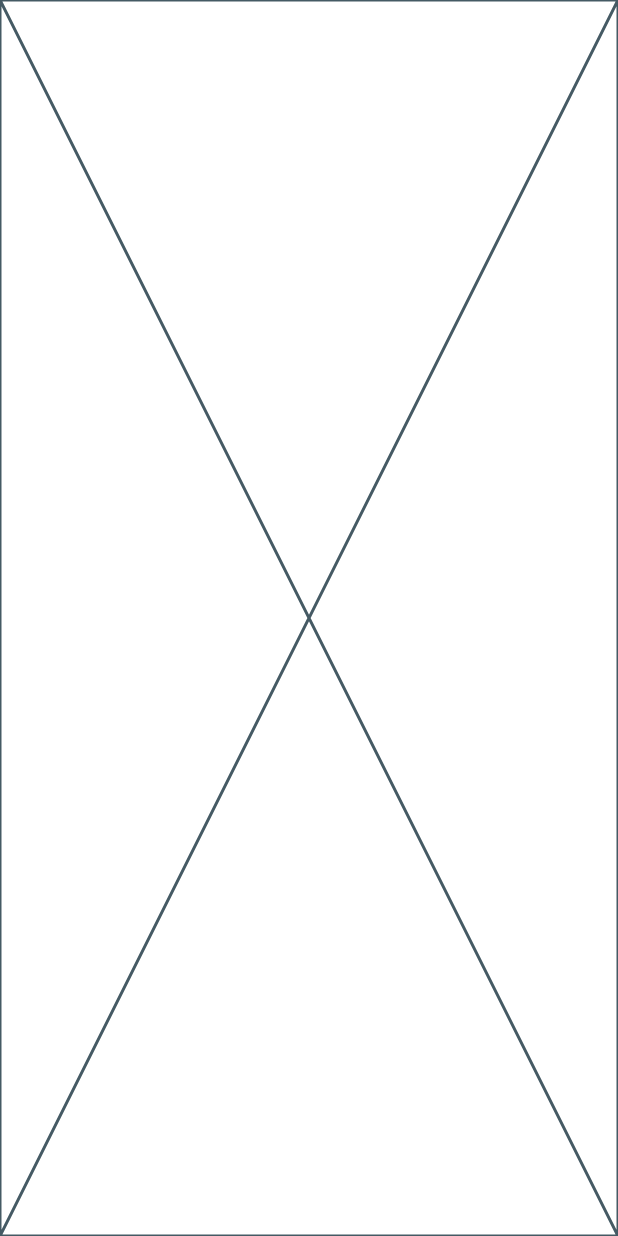
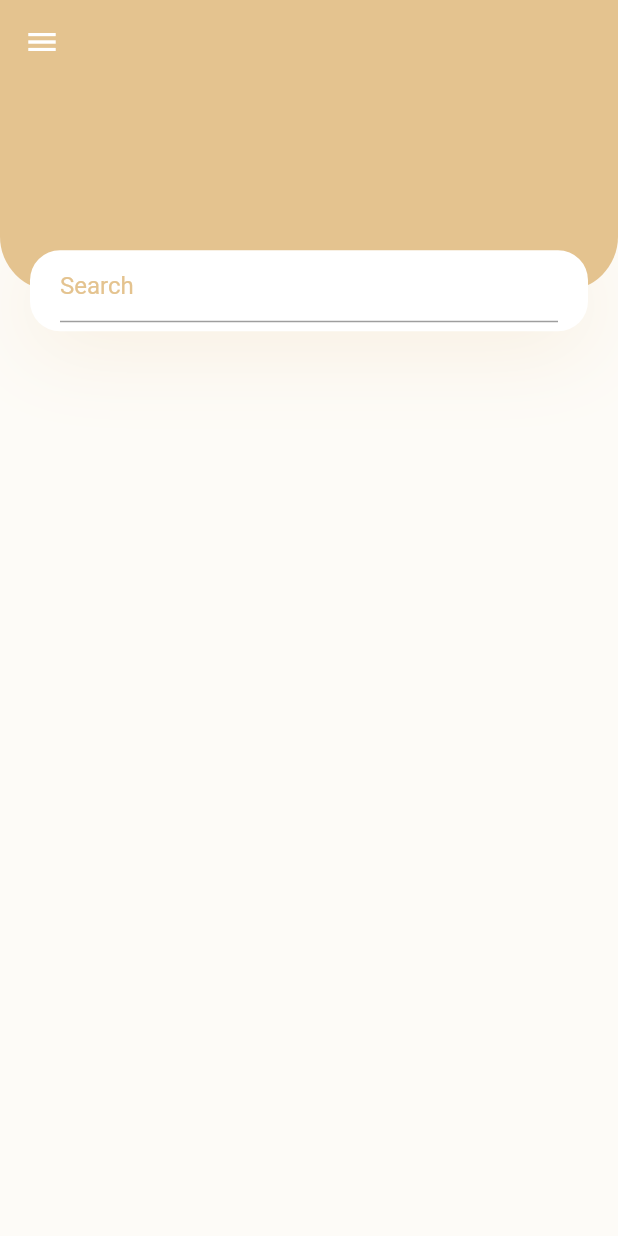
Before and after one commit to Kang-IJ/personal-flutter-project, a Flutter app: the screen it shows after launch, on a phone screen of 412 x 824 dp. Run offline on Flutter 3.47's test engine with Material 2 defaults, Android fonts, the phone set to English and light mode, and no system bars.

Commit message:
feat: add appbar and body

```diff
--- /dev/null
+++ b/lib/components/body.dart
@@ -0,0 +1,59 @@
+import 'package:flutter/material.dart';
+import 'package:shopping_mall/constants.dart';
+
+class Body extends StatelessWidget {
+  @override
+  Widget build(BuildContext context) {
+    Size size = MediaQuery.of(context).size;
+    return Column(
+      children: <Widget>[
+        Container(
+          height: size.height * 0.2,
+          child: Stack(
+            children: <Widget>[
+              Container(
+                height: size.height * 0.2 - 27,
+                decoration: BoxDecoration(
+                  color: PrimaryColor,
+                  borderRadius: BorderRadius.only(
+                    bottomLeft: Radius.circular(36),
+                    bottomRight: Radius.circular(36),
+                  ),
+                ),
+              ),
+              Positioned(
+                bottom: 0,
+                left: 0,
+                right: 0,
+                child: Container(
+                  margin: EdgeInsets.symmetric(horizontal: DefaultPadding),
+                  padding: EdgeInsets.symmetric(horizontal: DefaultPadding),
+                  height: 54,
+                  decoration: BoxDecoration(
+                    color: Colors.white,
+                    borderRadius: BorderRadius.circular(20),
+                    boxShadow: [
+                      BoxShadow(
+                        offset: Offset(0, 10),
+                        blurRadius: 50,
+                        color: PrimaryColor.withOpacity(0.23),
+                      ),
+                    ],
+                  ),
+                  child: TextField(
+                    decoration: InputDecoration(
+                      hintText: "Search",
+                      hintStyle: TextStyle(
+                        color: PrimaryColor.withAlpha(255),
+                      ),
+                    ),
+                  ),
+                ),
+              ),
+            ],
+          ),
+        ),
+      ],
+    );
+  }
+}
--- /dev/null
+++ b/lib/constants.dart
@@ -0,0 +1,7 @@
+import 'package:flutter/material.dart';
+
+const PrimaryColor = Color(0xFFe4c38f);
+const TextColor = Color(0xFF303338);
+const BackGroundColor = Color(0xFFfdfbf7);
+
+const DefaultPadding = 20.0;
--- a/lib/main.dart
+++ b/lib/main.dart
@@ -1,14 +1,23 @@
 import 'package:flutter/material.dart';
+import 'package:shopping_mall/screens/home_screen.dart';
+import 'constants.dart';
 
 void main() {
-  runApp(const MyApp());
+  runApp(MyApp());
 }
 
 class MyApp extends StatelessWidget {
-  const MyApp({Key? key}) : super(key: key);
-
   @override
   Widget build(BuildContext context) {
-    return const Placeholder();
+    return MaterialApp(
+      debugShowCheckedModeBanner: false,
+      theme: ThemeData(
+        scaffoldBackgroundColor: BackGroundColor,
+        primaryColor: PrimaryColor,
+        textTheme: Theme.of(context).textTheme.apply(bodyColor: TextColor),
+        visualDensity: VisualDensity.adaptivePlatformDensity,
+      ),
+      home: HomeScreen(),
+    );
   }
 }
--- /dev/null
+++ b/lib/screens/home_screen.dart
@@ -0,0 +1,24 @@
+import 'package:flutter/material.dart';
+import 'package:shopping_mall/constants.dart';
+import 'package:shopping_mall/components/body.dart';
+
+class HomeScreen extends StatelessWidget {
+  @override
+  Widget build(BuildContext context) {
+    return Scaffold(
+      appBar: buildAppBar(),
+      body: Body(),
+    );
+  }
+
+  AppBar buildAppBar() {
+    return AppBar(
+      elevation: 0,
+      backgroundColor: PrimaryColor,
+      leading: IconButton(
+        icon: Icon(Icons.menu),
+        onPressed: () {},
+      ),
+    );
+  }
+}
```
Also changed, not shown: pubspec.yaml (+5 -48 lines).
